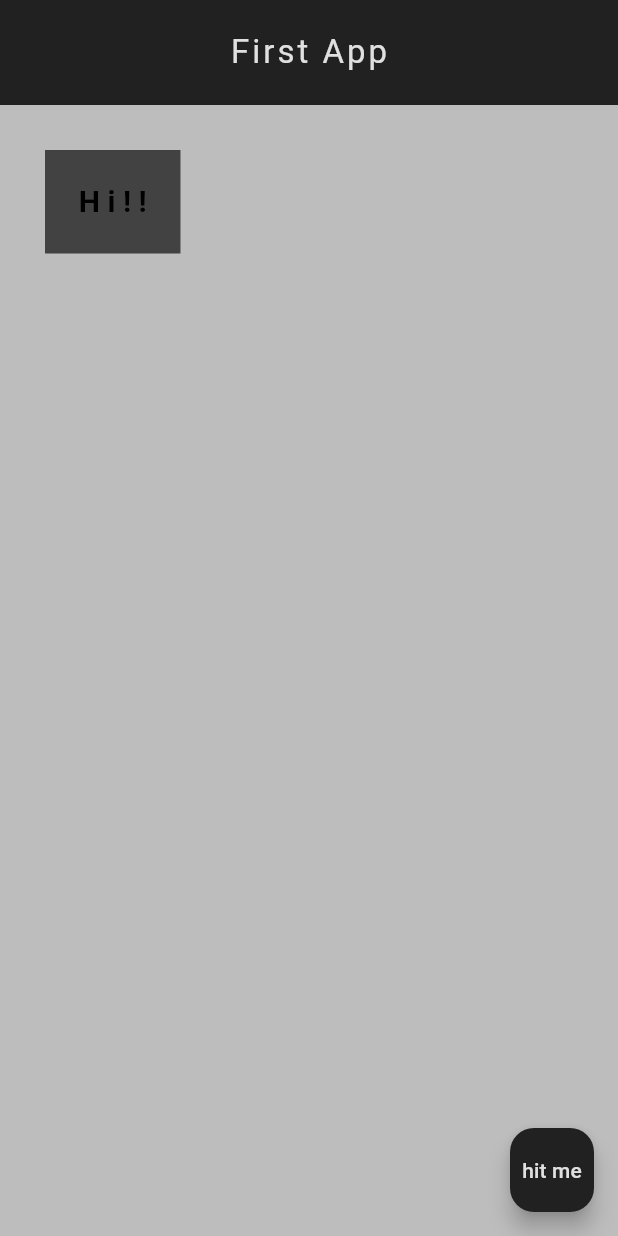
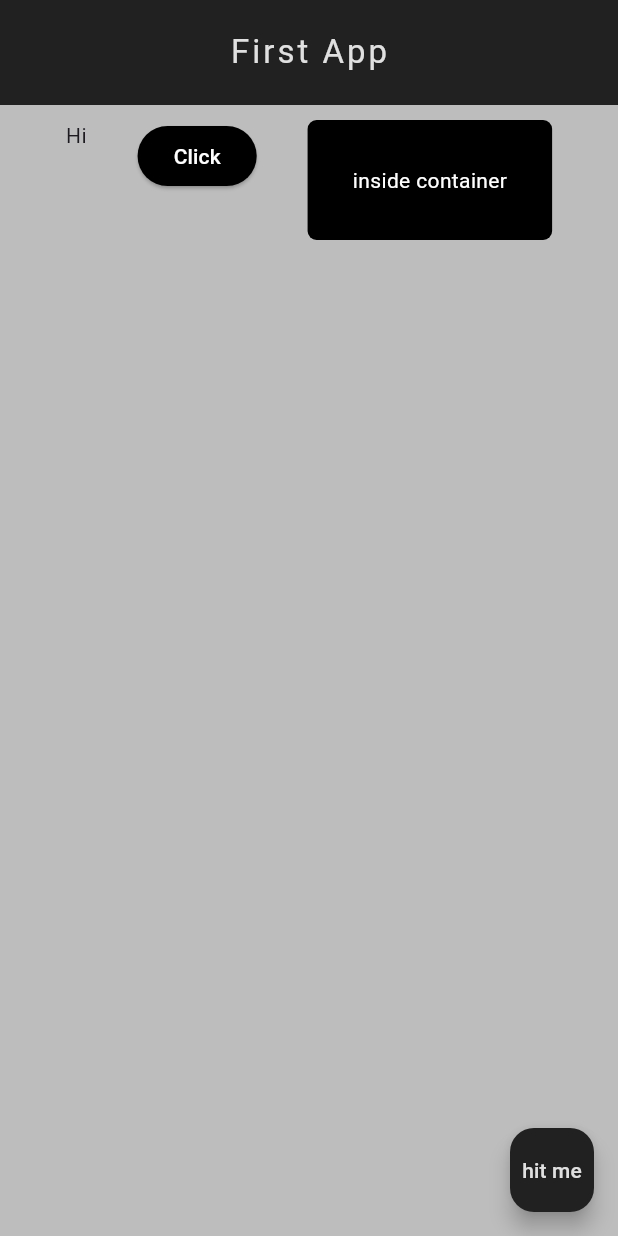
Before and after one commit to adithyasd10/flutter_revamp, a Flutter app: the screen it shows after launch, on a phone screen of 412 x 824 dp. Run offline on Flutter 3.47's test engine with Material 3 defaults, Android fonts, the phone set to English and light mode, and no system bars.

Commit message:
add Row layout with styled button, padded text, and rounded container

```diff
--- a/lib/main.dart
+++ b/lib/main.dart
@@ -26,12 +26,19 @@ class Home extends StatelessWidget {
           'First App'),
           centerTitle: true,
       ),
-      body: Container(
-        padding: EdgeInsets.all(20),
-        margin: EdgeInsets.all(30),
-        color: Colors.grey[800],
-        child: Text(style: TextStyle(color:Colors.black,fontSize: 20,fontWeight: FontWeight.bold,letterSpacing: 5),'Hi!!'),
+      body:Padding(
+        padding: EdgeInsetsGeometry.all(10),
+        child:Row(
+        mainAxisAlignment: MainAxisAlignment.spaceEvenly,
+        crossAxisAlignment: CrossAxisAlignment.start,
+        children: [
+          Text('Hi'),
+          ElevatedButton(onPressed: () {}, child:Text(style: TextStyle(color:Colors.white),'Click'),style: ElevatedButton.styleFrom(backgroundColor: Colors.black),),
+          Container(padding:EdgeInsets.all(30),decoration: BoxDecoration(color: Colors.black,borderRadius: BorderRadius.circular(6)),child: Text( style: TextStyle(color: Colors.white),'inside container'),),]
       ),
+      ),
+
+
       floatingActionButton: FloatingActionButton(
         onPressed:() {
         },
```
